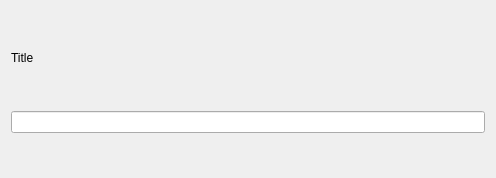
This is ui/label_edit.ui in MarwanMagdy0/VoiceNote as Qt 5 draws it before an edit. The edited form follows.
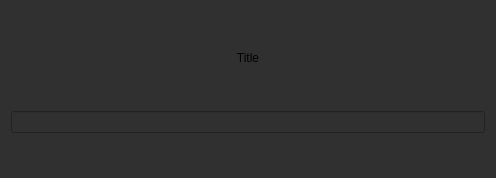
This is the edited form.

The edit to the form file:
```diff
--- a/ui/label_edit.ui
+++ b/ui/label_edit.ui
@@ -15,6 +15,7 @@
   </property>
   <property name="styleSheet">
    <string notr="true">font: 63 16pt &quot;JetBrains Mono NL SemiBold&quot;;
+background-color: rgb(48, 48, 48);
 </string>
   </property>
   <layout class="QVBoxLayout" name="verticalLayout">
@@ -38,10 +39,17 @@
      <property name="text">
       <string>Title</string>
      </property>
+     <property name="alignment">
+      <set>Qt::AlignCenter</set>
+     </property>
     </widget>
    </item>
    <item>
-    <widget class="QLineEdit" name="line_edit"/>
+    <widget class="QLineEdit" name="line_edit">
+     <property name="alignment">
+      <set>Qt::AlignCenter</set>
+     </property>
+    </widget>
    </item>
   </layout>
  </widget>
```
